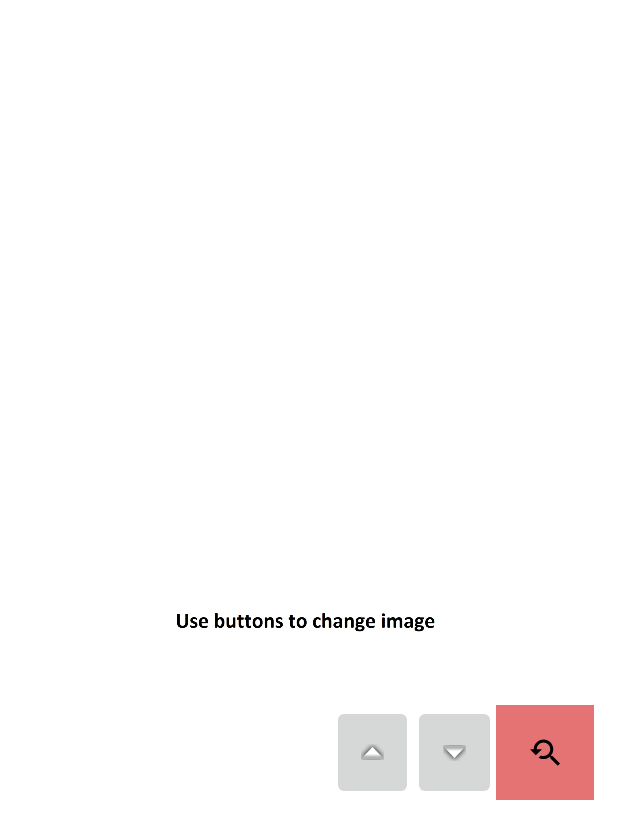
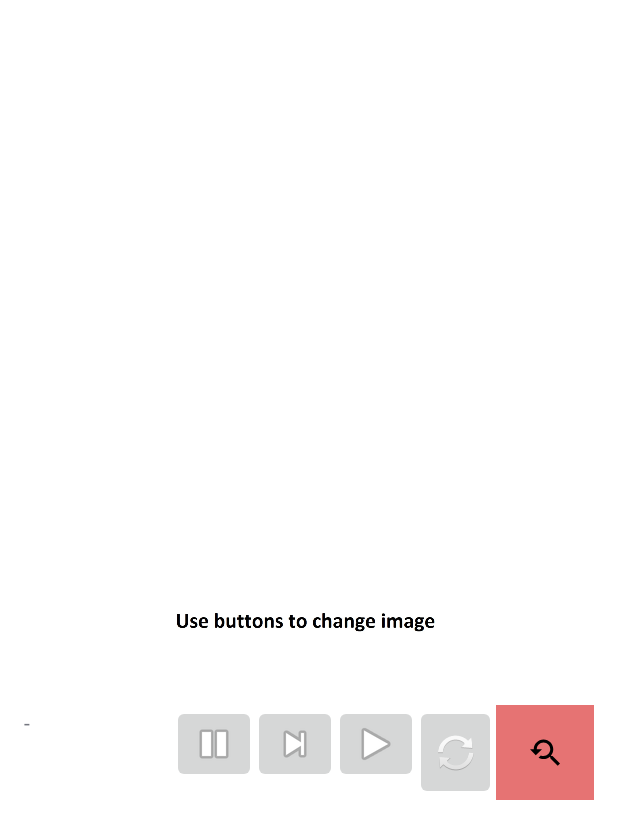
Before and after one commit to vinit-p1/Android-Development, an Android app built with Jetpack Compose: the layout multi_widget.xml on its own in the app's theme, with its tools: preview values and no code run, on a phone screen of 412 x 824 dp. Shown: the top 839 px of the screen. Run offline under Robolectric (Android 15) with nearby library versions, the phone set to English and light mode, and no system bars.

Commit message:
Refactored and with working MediaPlayer

```diff
--- a/MultiWidget/app/src/main/res/layout/multi_widget.xml
+++ b/MultiWidget/app/src/main/res/layout/multi_widget.xml
@@ -5,6 +5,14 @@
     android:layout_height="match_parent"
     android:background="#FFFFFF"
     android:theme="@style/Theme.MultiWidget.AppWidgetContainer">
+
+    <TextView
+        android:id="@+id/playStatus"
+        android:layout_width="94dp"
+        android:layout_height="wrap_content"
+        android:layout_below="@id/imageView"
+        android:layout_marginTop="2dp"
+        android:text="-" />
 
     <ImageView
         android:id="@+id/imageView"
@@ -24,17 +32,6 @@
         android:contentDescription="Search videos in Youtube"
         android:src="@drawable/baseline_youtube_searched_for_24" />
 
-    <ImageButton
-        android:id="@+id/imageButton1"
-        style="@android:style/Widget.Material.Light.ImageButton"
-        android:layout_width="55dp"
-        android:layout_height="63dp"
-        android:layout_below="@id/imageView"
-        android:layout_alignStart="@id/ytButton"
-        android:layout_marginLeft="-55dp"
-        android:layout_marginTop="0dp"
-        android:contentDescription="Down the image"
-        android:src="@android:drawable/arrow_down_float" />
 
     <ImageButton
         android:id="@+id/imageButton2"
@@ -42,10 +39,43 @@
         android:layout_width="54dp"
         android:layout_height="63dp"
         android:layout_below="@id/imageView"
-        android:layout_alignStart="@id/imageButton1"
-        android:layout_marginLeft="-54dp"
+        android:layout_alignStart="@id/ytButton"
+        android:layout_marginStart="-54dp"
         android:layout_marginTop="0dp"
         android:contentDescription="Up the image"
-        android:src="@android:drawable/arrow_up_float" />
+        android:src="@android:drawable/ic_popup_sync" />
+
+    <ImageButton
+        android:id="@+id/playButton"
+        android:layout_width="wrap_content"
+        android:layout_height="wrap_content"
+        android:src="@android:drawable/ic_media_play"
+        android:layout_below="@id/imageView"
+        android:layout_alignStart="@id/imageButton2"
+        android:layout_marginStart="-54dp"
+        android:layout_marginTop="0dp"
+        android:contentDescription="Play music" />
+
+    <ImageButton
+        android:id="@+id/nextButton"
+        android:layout_width="wrap_content"
+        android:layout_height="wrap_content"
+        android:src="@android:drawable/ic_media_next"
+        android:layout_below="@id/imageView"
+        android:layout_alignStart="@id/playButton"
+        android:layout_marginStart="-54dp"
+        android:layout_marginTop="0dp"
+        android:contentDescription="Next music" />
+
+    <ImageButton
+        android:id="@+id/stopButton"
+        android:layout_width="wrap_content"
+        android:layout_height="wrap_content"
+        android:src="@android:drawable/ic_media_pause"
+        android:layout_below="@id/imageView"
+        android:layout_alignStart="@id/nextButton"
+        android:layout_marginStart="-54dp"
+        android:layout_marginTop="0dp"
+        android:contentDescription="Stop music" />
 
 </RelativeLayout>
```
Also changed, not shown: MultiWidget/app/src/main/AndroidManifest.xml (+5 -2 lines), MultiWidget/app/src/main/java/com/example/multiwidget/MultiWidget.kt (+100 -52 lines), 2 other files.
